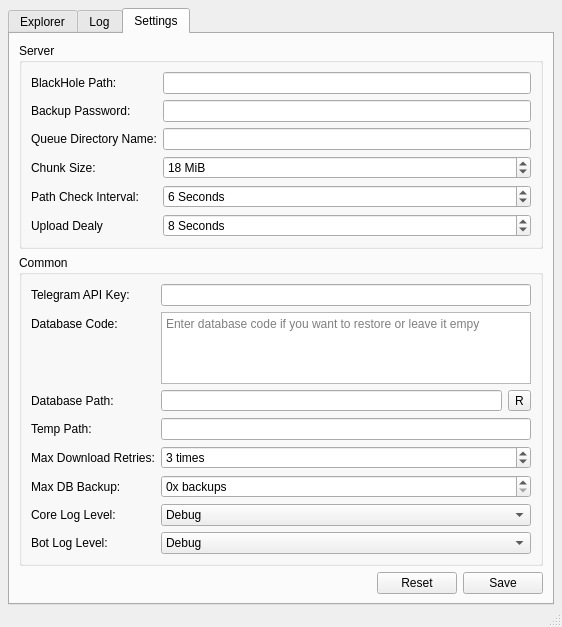
WUAmin/wu-blackhole, file src/main/resources/base/main_window.ui: the form before one commit.
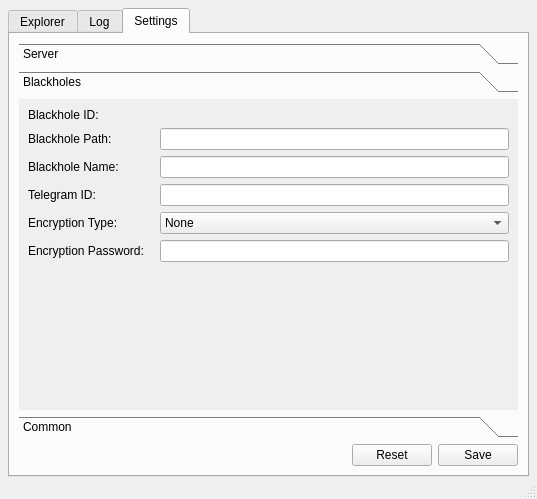
The form after the commit.

Commit message: Use toml instead of ini for configuration. Add blackhole inputs to settings.

What changed in the file:
```diff
--- a/src/main/resources/base/main_window.ui
+++ b/src/main/resources/base/main_window.ui
@@ -6,8 +6,8 @@
    <rect>
     <x>0</x>
     <y>0</y>
-    <width>562</width>
-    <height>587</height>
+    <width>537</width>
+    <height>499</height>
    </rect>
   </property>
   <property name="windowTitle">
@@ -243,55 +243,57 @@
        <attribute name="title">
         <string>Settings</string>
        </attribute>
-       <layout class="QVBoxLayout" name="verticalLayout_2" stretch="0,1,0">
+       <layout class="QVBoxLayout" name="verticalLayout_2" stretch="0,0">
         <item>
-         <widget class="QGroupBox" name="server_settings_gb">
-          <property name="title">
+         <widget class="QToolBox" name="settings_tb">
+          <property name="currentIndex">
+           <number>1</number>
+          </property>
+          <widget class="QWidget" name="settings_server_tab">
+           <property name="geometry">
+            <rect>
+             <x>0</x>
+             <y>0</y>
+             <width>497</width>
+             <height>294</height>
+            </rect>
+           </property>
+           <attribute name="label">
            <string>Server</string>
-          </property>
-          <layout class="QFormLayout" name="formLayout_2">
+           </attribute>
+           <layout class="QFormLayout" name="formLayout_5">
            <item row="0" column="0">
-            <widget class="QLabel" name="label_12">
-             <property name="text">
-              <string>BlackHole Path:</string>
-             </property>
-            </widget>
-           </item>
-           <item row="0" column="1">
-            <widget class="QLineEdit" name="bh_path_le"/>
-           </item>
-           <item row="1" column="0">
-            <widget class="QLabel" name="label_13">
+             <widget class="QLabel" name="label_15">
              <property name="text">
               <string>Backup Password:</string>
              </property>
             </widget>
            </item>
-           <item row="1" column="1">
+            <item row="0" column="1">
             <widget class="QLineEdit" name="backup_pass_le">
              <property name="echoMode">
               <enum>QLineEdit::PasswordEchoOnEdit</enum>
              </property>
             </widget>
            </item>
-           <item row="2" column="0">
+            <item row="1" column="0">
             <widget class="QLabel" name="label_8">
              <property name="text">
               <string>Queue Directory Name:</string>
              </property>
             </widget>
            </item>
-           <item row="2" column="1">
+            <item row="1" column="1">
             <widget class="QLineEdit" name="bh_queue_dirname_le"/>
            </item>
-           <item row="3" column="0">
+            <item row="2" column="0">
             <widget class="QLabel" name="label_10">
              <property name="text">
               <string>Chunk Size:</string>
              </property>
             </widget>
            </item>
-           <item row="3" column="1">
+            <item row="2" column="1">
             <widget class="QSpinBox" name="chunk_size_sb">
              <property name="suffix">
               <string> MiB</string>
@@ -307,14 +309,14 @@
              </property>
             </widget>
            </item>
-           <item row="4" column="0">
+            <item row="3" column="0">
             <widget class="QLabel" name="label_11">
              <property name="text">
               <string>Path Check Interval:</string>
              </property>
             </widget>
            </item>
-           <item row="4" column="1">
+            <item row="3" column="1">
             <widget class="QSpinBox" name="path_check_interval_sb">
              <property name="suffix">
               <string> Seconds</string>
@@ -330,14 +332,14 @@
              </property>
             </widget>
            </item>
-           <item row="5" column="0">
+            <item row="4" column="0">
             <widget class="QLabel" name="label_14">
              <property name="text">
-              <string>Upload Dealy</string>
+               <string>Upload Dealy:</string>
              </property>
             </widget>
            </item>
-           <item row="5" column="1">
+            <item row="4" column="1">
             <widget class="QSpinBox" name="upload_delay_sb">
              <property name="suffix">
               <string> Seconds</string>
@@ -355,13 +357,105 @@
            </item>
           </layout>
          </widget>
-        </item>
+          <widget class="QWidget" name="settings_blackholes_tab">
+           <property name="geometry">
+            <rect>
+             <x>0</x>
+             <y>0</y>
+             <width>497</width>
+             <height>294</height>
+            </rect>
+           </property>
+           <attribute name="label">
+            <string>Blackholes</string>
+           </attribute>
+           <layout class="QFormLayout" name="formLayout_6">
+            <item row="1" column="0">
+             <widget class="QLabel" name="label_12">
+              <property name="text">
+               <string>Blackhole Path:</string>
+              </property>
+             </widget>
+            </item>
+            <item row="1" column="1">
+             <widget class="QLineEdit" name="bh_path_le"/>
+            </item>
+            <item row="2" column="0">
+             <widget class="QLabel" name="label_13">
+              <property name="text">
+               <string>Blackhole Name:</string>
+              </property>
+             </widget>
+            </item>
+            <item row="2" column="1">
+             <widget class="QLineEdit" name="bh_name_le"/>
+            </item>
+            <item row="3" column="0">
+             <widget class="QLabel" name="label_16">
+              <property name="text">
+               <string>Telegram ID:</string>
+              </property>
+             </widget>
+            </item>
+            <item row="3" column="1">
+             <widget class="QLineEdit" name="bh_tg_id_le"/>
+            </item>
+            <item row="4" column="0">
+             <widget class="QLabel" name="label_20">
+              <property name="text">
+               <string>Encryption Type:</string>
+              </property>
+             </widget>
+            </item>
+            <item row="4" column="1">
+             <widget class="QComboBox" name="encrypt_type_cb">
         <item>
-         <widget class="QGroupBox" name="common_settings_gb">
-          <property name="title">
+               <property name="text">
+                <string>None</string>
+               </property>
+              </item>
+              <item>
+               <property name="text">
+                <string>ChaCha20Poly1305</string>
+               </property>
+              </item>
+             </widget>
+            </item>
+            <item row="5" column="0">
+             <widget class="QLabel" name="label_21">
+              <property name="text">
+               <string>Encryption Password:   </string>
+              </property>
+             </widget>
+            </item>
+            <item row="5" column="1">
+             <widget class="QLineEdit" name="encrypt_pass_le">
+              <property name="echoMode">
+               <enum>QLineEdit::PasswordEchoOnEdit</enum>
+              </property>
+             </widget>
+            </item>
+            <item row="0" column="0">
+             <widget class="QLabel" name="label_17">
+              <property name="text">
+               <string>Blackhole ID:</string>
+              </property>
+             </widget>
+            </item>
+            <item row="0" column="1">
+             <widget class="QLabel" name="bh_id_l">
+              <property name="text">
+               <string/>
+              </property>
+             </widget>
+            </item>
+           </layout>
+          </widget>
+          <widget class="QWidget" name="settings_common_tab">
+           <attribute name="label">
            <string>Common</string>
-          </property>
-          <layout class="QFormLayout" name="formLayout">
+           </attribute>
+           <layout class="QFormLayout" name="formLayout_2">
            <item row="0" column="0">
             <widget class="QLabel" name="label">
              <property name="text">
@@ -421,14 +515,14 @@
            <item row="3" column="1">
             <widget class="QLineEdit" name="temp_path_le"/>
            </item>
-           <item row="5" column="0">
+            <item row="4" column="0">
             <widget class="QLabel" name="label_7">
              <property name="text">
               <string>Max Download Retries:</string>
              </property>
             </widget>
            </item>
-           <item row="5" column="1">
+            <item row="4" column="1">
             <widget class="QSpinBox" name="max_dl_retry_sb">
              <property name="suffix">
               <string> times</string>
@@ -441,28 +535,28 @@
              </property>
             </widget>
            </item>
-           <item row="6" column="0">
+            <item row="5" column="0">
             <widget class="QLabel" name="label_6">
              <property name="text">
               <string>Max DB Backup:</string>
              </property>
             </widget>
            </item>
-           <item row="6" column="1">
+            <item row="5" column="1">
             <widget class="QSpinBox" name="keep_db_sp">
              <property name="suffix">
               <string>x backups</string>
              </property>
             </widget>
            </item>
-           <item row="7" column="0">
+            <item row="6" column="0">
             <widget class="QLabel" name="label_3">
              <property name="text">
               <string>Core Log Level:</string>
              </property>
             </widget>
            </item>
-           <item row="7" column="1">
+            <item row="6" column="1">
             <widget class="QComboBox" name="client_log_level_cb">
              <item>
               <property name="text">
@@ -486,14 +580,14 @@
              </item>
             </widget>
            </item>
-           <item row="8" column="0">
+            <item row="7" column="0">
             <widget class="QLabel" name="label_4">
              <property name="text">
               <string>Bot Log Level:</string>
              </property>
             </widget>
            </item>
-           <item row="8" column="1">
+            <item row="7" column="1">
             <widget class="QComboBox" name="bot_log_level_cb">
              <item>
               <property name="text">
@@ -519,6 +613,7 @@
            </item>
           </layout>
          </widget>
+         </widget>
         </item>
         <item>
          <layout class="QHBoxLayout" name="horizontalLayout" stretch="1,0,0">
```
Left out of the diff: 2 changed lines with no effect on the pictures. Lines whose indentation alone changed are shown as unchanged. The commit also changes 4 other files.
